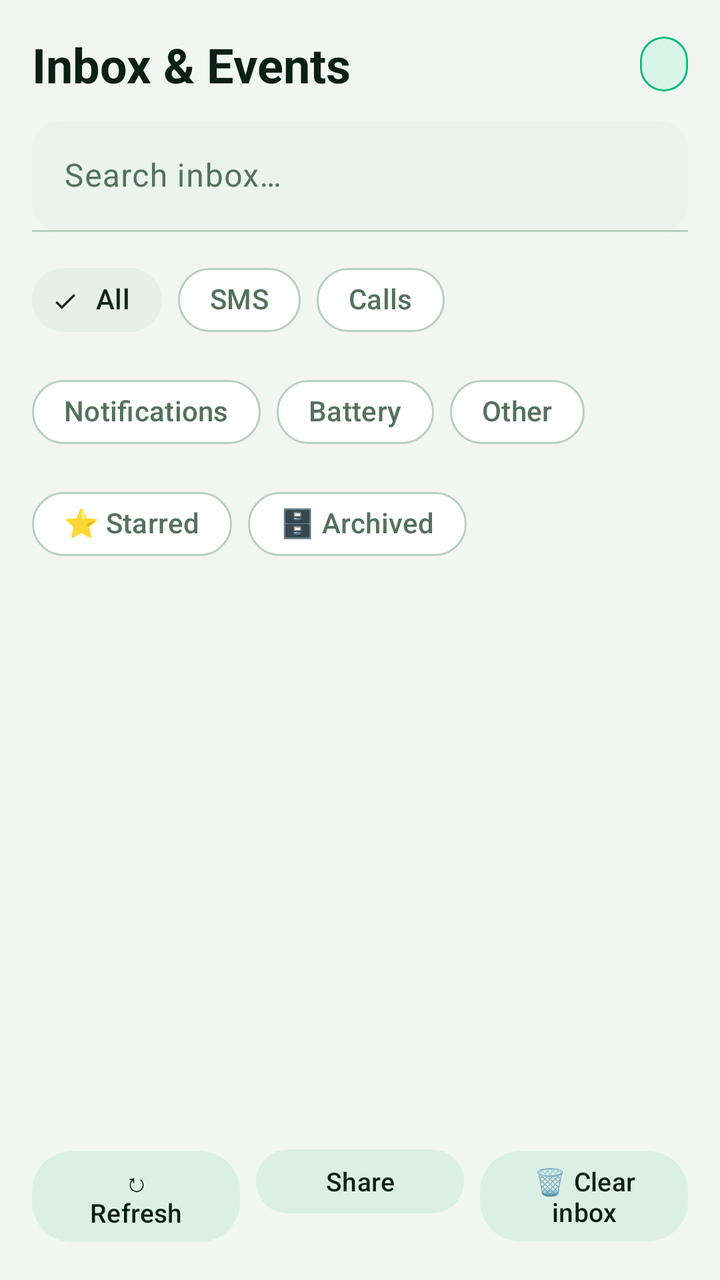
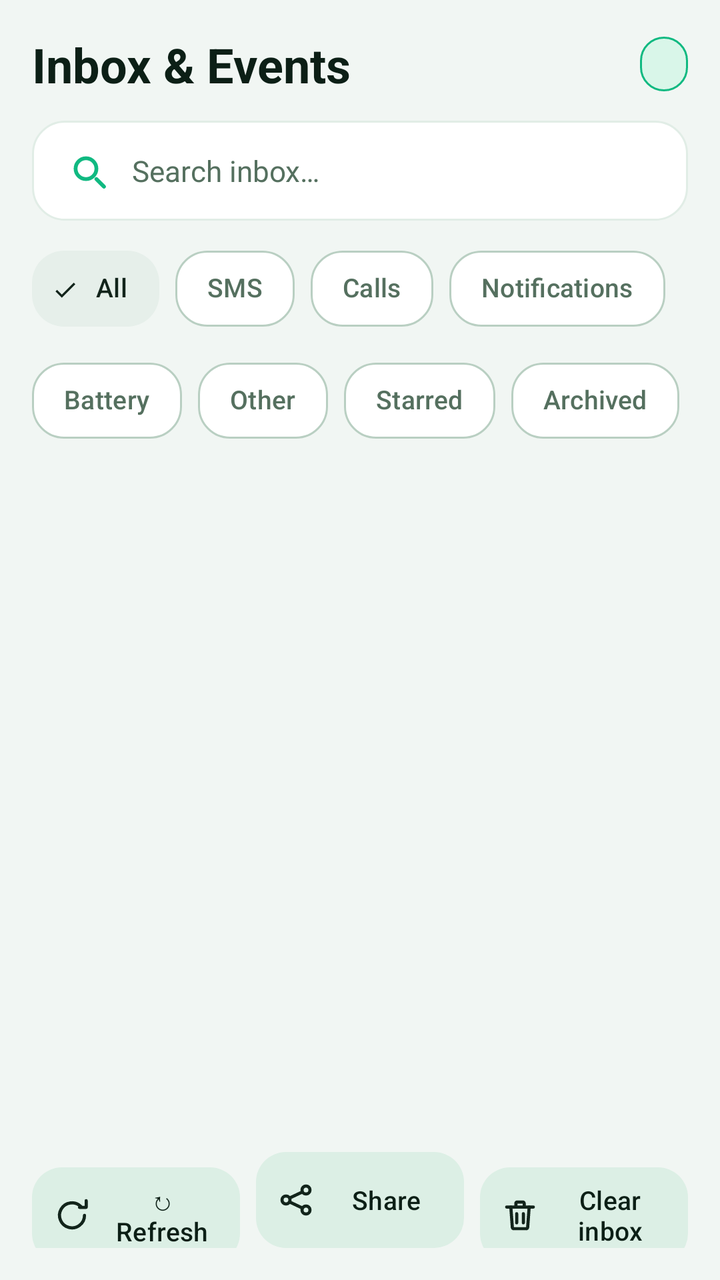

Screens rendered from an Android XML layout before and after an edit, with the pre-edit source and the edit as a unified diff.
<!-- AndroidManifest.xml: application theme Theme.PhoneLink -->
<!-- res/layout/page_inbox.xml -->
<?xml version="1.0" encoding="utf-8"?>
<LinearLayout xmlns:android="http://schemas.android.com/apk/res/android"
    xmlns:app="http://schemas.android.com/apk/res-auto"
    android:layout_width="match_parent"
    android:layout_height="match_parent"
    android:orientation="vertical"
    android:padding="16dp">

    <LinearLayout
        android:layout_width="match_parent"
        android:layout_height="wrap_content"
        android:gravity="center_vertical"
        android:orientation="horizontal">

        <TextView
            style="@style/PL.H1"
            android:layout_width="0dp"
            android:layout_weight="1"
            android:text="@string/sec_inbox"
            android:textSize="24sp" />

        <TextView
            android:id="@+id/tvInboxPill"
            style="@style/PL.Pill" />
    </LinearLayout>

    <com.google.android.material.textfield.TextInputLayout
        style="@style/PL.Field"
        android:layout_marginTop="12dp"
        android:hint="@string/hint_search"
        app:endIconMode="clear_text">

        <com.google.android.material.textfield.TextInputEditText
            android:id="@+id/etSearch"
            android:layout_width="match_parent"
            android:layout_height="wrap_content"
            android:inputType="text"
            android:maxLines="1" />
    </com.google.android.material.textfield.TextInputLayout>

    <com.google.android.material.chip.ChipGroup
        android:id="@+id/cgCats"
        android:layout_width="match_parent"
        android:layout_height="wrap_content"
        android:layout_marginTop="10dp"
        app:selectionRequired="true"
        app:singleSelection="true">

        <com.google.android.material.chip.Chip
            android:id="@+id/chipAll"
            style="@style/PL.ChipFilter"
            android:layout_width="wrap_content"
            android:layout_height="wrap_content"
            android:checked="true"
            android:text="@string/cat_all" />

        <com.google.android.material.chip.Chip
            android:id="@+id/chipSms"
            style="@style/PL.ChipFilter"
            android:layout_width="wrap_content"
            android:layout_height="wrap_content"
            android:text="@string/cat_sms" />

        <com.google.android.material.chip.Chip
            android:id="@+id/chipCalls"
            style="@style/PL.ChipFilter"
            android:layout_width="wrap_content"
            android:layout_height="wrap_content"
            android:text="@string/cat_calls" />

        <com.google.android.material.chip.Chip
            android:id="@+id/chipNotif"
            style="@style/PL.ChipFilter"
            android:layout_width="wrap_content"
            android:layout_height="wrap_content"
            android:text="@string/cat_notif" />

        <com.google.android.material.chip.Chip
            android:id="@+id/chipBattery"
            style="@style/PL.ChipFilter"
            android:layout_width="wrap_content"
            android:layout_height="wrap_content"
            android:text="@string/cat_battery" />

        <com.google.android.material.chip.Chip
            android:id="@+id/chipOther"
            style="@style/PL.ChipFilter"
            android:layout_width="wrap_content"
            android:layout_height="wrap_content"
            android:text="@string/cat_other" />

        <com.google.android.material.chip.Chip
            android:id="@+id/chipStar"
            style="@style/PL.ChipFilter"
            android:layout_width="wrap_content"
            android:layout_height="wrap_content"
            android:text="@string/cat_star" />

        <com.google.android.material.chip.Chip
            android:id="@+id/chipArchived"
            style="@style/PL.ChipFilter"
            android:layout_width="wrap_content"
            android:layout_height="wrap_content"
            android:text="@string/cat_archived" />
    </com.google.android.material.chip.ChipGroup>

    <ListView
        android:id="@+id/lvInbox"
        android:layout_width="match_parent"
        android:layout_height="0dp"
        android:layout_marginTop="8dp"
        android:layout_weight="1"
        android:divider="@null"
        android:dividerHeight="0dp" />

    <LinearLayout
        android:layout_width="match_parent"
        android:layout_height="wrap_content"
        android:layout_marginTop="8dp"
        android:orientation="horizontal">

        <com.google.android.material.button.MaterialButton
            android:id="@+id/btnRefreshInbox"
            style="@style/PL.BtnChip"
            android:layout_width="0dp"
            android:layout_height="wrap_content"
            android:layout_marginEnd="4dp"
            android:layout_weight="1"
            android:text="@string/btn_refresh" />

        <com.google.android.material.button.MaterialButton
            android:id="@+id/btnExportInbox"
            style="@style/PL.BtnChip"
            android:layout_width="0dp"
            android:layout_height="wrap_content"
            android:layout_marginStart="4dp"
            android:layout_marginEnd="4dp"
            android:layout_weight="1"
            android:text="@string/btn_export_inbox" />

        <com.google.android.material.button.MaterialButton
            android:id="@+id/btnClearInbox"
            style="@style/PL.BtnChip"
            android:layout_width="0dp"
            android:layout_height="wrap_content"
            android:layout_marginStart="4dp"
            android:layout_weight="1"
            android:text="@string/btn_clear_inbox" />
    </LinearLayout>
</LinearLayout>
<!-- resources referenced by this layout -->
<resources>
  <string name="btn_clear_inbox">🗑️ Clear inbox</string>
  <string name="cat_archived">🗄 Archived</string>
  <string name="cat_star">⭐ Starred</string>
  <style name="PL.BtnChip" parent="Widget.Material3.Button.TonalButton">
          <item name="cornerRadius">20dp</item>
          <item name="backgroundTint">@color/md_btnFill</item>
          <item name="android:textColor">?attr/colorOnSurface</item>
          <item name="android:minHeight">40dp</item>
          <item name="android:textSize">13sp</item>
      </style>
  <style name="PL.ChipFilter" parent="Widget.Material3.Chip.Filter">
          <item name="chipCornerRadius">20dp</item>
      </style>
  <style name="PL.Field" parent="Widget.Material3.TextInputLayout.FilledBox">
          <item name="android:layout_width">match_parent</item>
          <item name="android:layout_height">wrap_content</item>
          <item name="android:layout_marginTop">8dp</item>
          <item name="boxBackgroundColor">@color/md_surfaceContainer</item>
          <item name="boxCornerRadiusTopStart">14dp</item>
          <item name="boxCornerRadiusTopEnd">14dp</item>
          <item name="boxCornerRadiusBottomStart">14dp</item>
          <item name="boxCornerRadiusBottomEnd">14dp</item>
      </style>
  <style name="PL.BtnFilled" parent="Widget.Material3.Button">
          <item name="cornerRadius">14dp</item>
      </style>
  <style name="PL.BtnOutlined" parent="Widget.Material3.Button.OutlinedButton">
          <item name="cornerRadius">14dp</item>
      </style>
  <!-- unchanged entries left out for length: 36 -->
</resources>

<!-- the commit's change to res/layout/page_inbox.xml (unified diff, before → after) -->
@@ -24,19 +24,15 @@
             style="@style/PL.Pill" />
     </LinearLayout>
 
-    <com.google.android.material.textfield.TextInputLayout
-        style="@style/PL.Field"
+    
+    <EditText
+        android:id="@+id/etSearch"
+        style="@style/PL.SearchBox"
         android:layout_marginTop="12dp"
+        android:drawableStart="@drawable/ic_search"
         android:hint="@string/hint_search"
-        app:endIconMode="clear_text">
-
-        <com.google.android.material.textfield.TextInputEditText
-            android:id="@+id/etSearch"
-            android:layout_width="match_parent"
-            android:layout_height="wrap_content"
-            android:inputType="text"
-            android:maxLines="1" />
-    </com.google.android.material.textfield.TextInputLayout>
+        android:inputType="text"
+        android:maxLines="1" />
 
     <com.google.android.material.chip.ChipGroup
         android:id="@+id/cgCats"
@@ -126,7 +122,8 @@
             android:layout_height="wrap_content"
             android:layout_marginEnd="4dp"
             android:layout_weight="1"
-            android:text="@string/btn_refresh" />
+            android:text="@string/btn_refresh"
+            app:icon="@drawable/ic_refresh" />
 
         <com.google.android.material.button.MaterialButton
             android:id="@+id/btnExportInbox"
@@ -136,7 +133,8 @@
             android:layout_marginStart="4dp"
             android:layout_marginEnd="4dp"
             android:layout_weight="1"
-            android:text="@string/btn_export_inbox" />
+            android:text="@string/btn_export_inbox"
+            app:icon="@drawable/ic_share" />
 
         <com.google.android.material.button.MaterialButton
             android:id="@+id/btnClearInbox"
@@ -145,6 +143,7 @@
             android:layout_height="wrap_content"
             android:layout_marginStart="4dp"
             android:layout_weight="1"
-            android:text="@string/btn_clear_inbox" />
+            android:text="@string/btn_clear_inbox"
+            app:icon="@drawable/ic_trash" />
     </LinearLayout>
 </LinearLayout>
<!-- resource entries referenced after the edit -->
@@ -1,33 +1,173 @@
 <!-- resources referenced by this layout -->
 <resources>
-  <string name="btn_clear_inbox">🗑️ Clear inbox</string>
-  <string name="cat_archived">🗄 Archived</string>
-  <string name="cat_star">⭐ Starred</string>
+  <!-- drawable ic_refresh (drawable) -->
+  <?xml version="1.0" encoding="utf-8"?>
+  <vector xmlns:android="http://schemas.android.com/apk/res/android"
+      android:width="24dp" android:height="24dp"
+      android:viewportWidth="24" android:viewportHeight="24">
+      <path android:pathData="M19.5,12a7.5,7.5 0 1,1 -2.2,-5.3"
+          android:fillColor="@android:color/transparent"
+          android:strokeColor="@color/pl_mint"
+          android:strokeWidth="1.9"
+          android:strokeLineCap="round"
+          android:strokeLineJoin="round" />
+      <path android:pathData="M20.5,3.2v4h-4"
+          android:fillColor="@android:color/transparent"
+          android:strokeColor="@color/pl_mint"
+          android:strokeWidth="1.9"
+          android:strokeLineCap="round"
+          android:strokeLineJoin="round" />
+  </vector>
+  <!-- drawable ic_search (drawable) -->
+  <?xml version="1.0" encoding="utf-8"?>
+  <vector xmlns:android="http://schemas.android.com/apk/res/android"
+      android:width="24dp" android:height="24dp"
+      android:viewportWidth="24" android:viewportHeight="24">
+      <path android:pathData="M20,20l-3.8,-3.8"
+          android:fillColor="@android:color/transparent"
+          android:strokeColor="@color/pl_mint"
+          android:strokeWidth="1.9"
+          android:strokeLineCap="round"
+          android:strokeLineJoin="round" />
+      <path android:pathData="M5.8,11a5.2,5.2 0 1,0 10.4,0a5.2,5.2 0 1,0 -10.4,0"
+          android:fillColor="@android:color/transparent"
+          android:strokeColor="@color/pl_mint"
+          android:strokeWidth="1.9"
+          android:strokeLineCap="round"
+          android:strokeLineJoin="round" />
+  </vector>
+  <!-- drawable ic_share (drawable) -->
+  <?xml version="1.0" encoding="utf-8"?>
+  <vector xmlns:android="http://schemas.android.com/apk/res/android"
+      android:width="24dp" android:height="24dp"
+      android:viewportWidth="24" android:viewportHeight="24">
+      <path android:pathData="M3.6,12a2.4,2.4 0 1,0 4.8,0a2.4,2.4 0 1,0 -4.8,0"
+          android:fillColor="@android:color/transparent"
+          android:strokeColor="@color/pl_mint"
+          android:strokeWidth="1.9"
+          android:strokeLineCap="round"
+          android:strokeLineJoin="round" />
+      <path android:pathData="M15.6,6a2.4,2.4 0 1,0 4.8,0a2.4,2.4 0 1,0 -4.8,0"
+          android:fillColor="@android:color/transparent"
+          android:strokeColor="@color/pl_mint"
+          android:strokeWidth="1.9"
+          android:strokeLineCap="round"
+          android:strokeLineJoin="round" />
+      <path android:pathData="M15.6,18a2.4,2.4 0 1,0 4.8,0a2.4,2.4 0 1,0 -4.8,0"
+          android:fillColor="@android:color/transparent"
+          android:strokeColor="@color/pl_mint"
+          android:strokeWidth="1.9"
+          android:strokeLineCap="round"
+          android:strokeLineJoin="round" />
+      <path android:pathData="M8.2,10.8l7.6,-3.6M8.2,13.2l7.6,3.6"
+          android:fillColor="@android:color/transparent"
+          android:strokeColor="@color/pl_mint"
+          android:strokeWidth="1.9"
+          android:strokeLineCap="round"
+          android:strokeLineJoin="round" />
+  </vector>
+  <!-- drawable ic_trash (drawable) -->
+  <?xml version="1.0" encoding="utf-8"?>
+  <vector xmlns:android="http://schemas.android.com/apk/res/android"
+      android:width="24dp" android:height="24dp"
+      android:viewportWidth="24" android:viewportHeight="24">
+      <path android:pathData="M4,7h16"
+          android:fillColor="@android:color/transparent"
+          android:strokeColor="@color/pl_mint"
+          android:strokeWidth="1.9"
+          android:strokeLineCap="round"
+          android:strokeLineJoin="round" />
+      <path android:pathData="M9.5,7V4.8A0.8,0.8 0 0,1 10.3,4h3.4a0.8,0.8 0 0,1 0.8,0.8V7"
+          android:fillColor="@android:color/transparent"
+          android:strokeColor="@color/pl_mint"
+          android:strokeWidth="1.9"
+          android:strokeLineCap="round"
+          android:strokeLineJoin="round" />
+      <path android:pathData="M6.5,7l0.9,12.2A1,1 0 0,0 8.4,20h7.2a1,1 0 0,0 1,-0.8L17.5,7"
+          android:fillColor="@android:color/transparent"
+          android:strokeColor="@color/pl_mint"
+          android:strokeWidth="1.9"
+          android:strokeLineCap="round"
+          android:strokeLineJoin="round" />
+      <path android:pathData="M10,11v5.5M14,11v5.5"
+          android:fillColor="@android:color/transparent"
+          android:strokeColor="@color/pl_mint"
+          android:strokeWidth="1.9"
+          android:strokeLineCap="round"
+          android:strokeLineJoin="round" />
+  </vector>
+  <string name="btn_clear_inbox">Clear inbox</string>
+  <string name="cat_archived">Archived</string>
+  <string name="cat_star">Starred</string>
   <style name="PL.BtnChip" parent="Widget.Material3.Button.TonalButton">
-          <item name="cornerRadius">20dp</item>
+          <item name="cornerRadius">15dp</item>
           <item name="backgroundTint">@color/md_btnFill</item>
           <item name="android:textColor">?attr/colorOnSurface</item>
-          <item name="android:minHeight">40dp</item>
+          <item name="android:minHeight">48dp</item>
+          <item name="android:insetTop">0dp</item>
+          <item name="android:insetBottom">0dp</item>
+          <item name="android:paddingStart">10dp</item>
+          <item name="android:paddingEnd">10dp</item>
           <item name="android:textSize">13sp</item>
+          <item name="android:maxLines">2</item>
+          <item name="android:ellipsize">end</item>
+          <item name="autoSizeTextType">uniform</item>
+          <item name="autoSizeMinTextSize">11sp</item>
+          <item name="autoSizeMaxTextSize">13sp</item>
+          <item name="autoSizeStepGranularity">1sp</item>
+          <item name="iconSize">20dp</item>
+          <item name="iconPadding">6dp</item>
       </style>
   <style name="PL.ChipFilter" parent="Widget.Material3.Chip.Filter">
-          <item name="chipCornerRadius">20dp</item>
+          <item name="chipCornerRadius">16dp</item>
+          <item name="chipMinHeight">38dp</item>
+          <item name="android:textSize">13sp</item>
+          <item name="android:maxLines">1</item>
+          <item name="android:ellipsize">end</item>
       </style>
-  <style name="PL.Field" parent="Widget.Material3.TextInputLayout.FilledBox">
+  <style name="PL.SearchBox" parent="Widget.AppCompat.EditText">
           <item name="android:layout_width">match_parent</item>
           <item name="android:layout_height">wrap_content</item>
-          <item name="android:layout_marginTop">8dp</item>
-          <item name="boxBackgroundColor">@color/md_surfaceContainer</item>
-          <item name="boxCornerRadiusTopStart">14dp</item>
-          <item name="boxCornerRadiusTopEnd">14dp</item>
-          <item name="boxCornerRadiusBottomStart">14dp</item>
-          <item name="boxCornerRadiusBottomEnd">14dp</item>
+          <item name="android:background">@drawable/bg_search</item>
+          <item name="android:drawablePadding">10dp</item>
+          <item name="android:maxLines">1</item>
+          <item name="android:paddingStart">16dp</item>
+          <item name="android:paddingEnd">16dp</item>
+          <item name="android:paddingTop">13dp</item>
+          <item name="android:paddingBottom">13dp</item>
+          <item name="android:textSize">14.5sp</item>
+          <item name="android:textColor">?attr/colorOnSurface</item>
+          <item name="android:textColorHint">?attr/colorOnSurfaceVariant</item>
       </style>
+  <color name="pl_mint">#10B981</color>
+  <!-- drawable bg_search (drawable) -->
+  <?xml version="1.0" encoding="utf-8"?>
+  <shape xmlns:android="http://schemas.android.com/apk/res/android" android:shape="rectangle">
+      <corners android:radius="16dp" />
+      <solid android:color="?attr/colorSurface" />
+      <stroke android:width="1dp" android:color="?attr/colorSurfaceVariant" />
+  </shape>
   <style name="PL.BtnFilled" parent="Widget.Material3.Button">
-          <item name="cornerRadius">14dp</item>
+          <item name="cornerRadius">15dp</item>
+          <item name="android:minHeight">48dp</item>
+          <item name="android:insetTop">0dp</item>
+          <item name="android:insetBottom">0dp</item>
+          <item name="android:paddingStart">16dp</item>
+          <item name="android:paddingEnd">16dp</item>
+          <item name="android:textSize">13.5sp</item>
+          <item name="android:maxLines">1</item>
+          <item name="android:ellipsize">end</item>
+          <item name="iconSize">20dp</item>
+          <item name="iconPadding">7dp</item>
       </style>
   <style name="PL.BtnOutlined" parent="Widget.Material3.Button.OutlinedButton">
-          <item name="cornerRadius">14dp</item>
+          <item name="cornerRadius">15dp</item>
+          <item name="android:minHeight">48dp</item>
+          <item name="android:insetTop">0dp</item>
+          <item name="android:insetBottom">0dp</item>
+          <item name="android:textSize">13.5sp</item>
+          <item name="android:maxLines">1</item>
+          <item name="android:ellipsize">end</item>
       </style>
   <!-- unchanged entries left out for length: 36 -->
 </resources>
